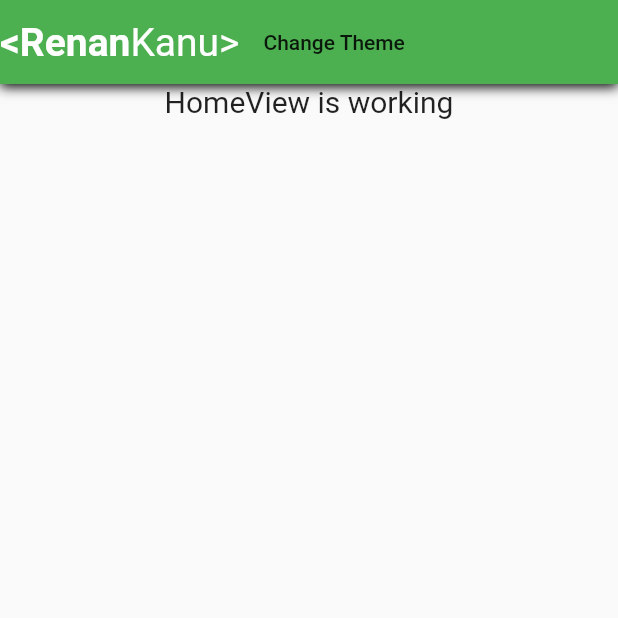
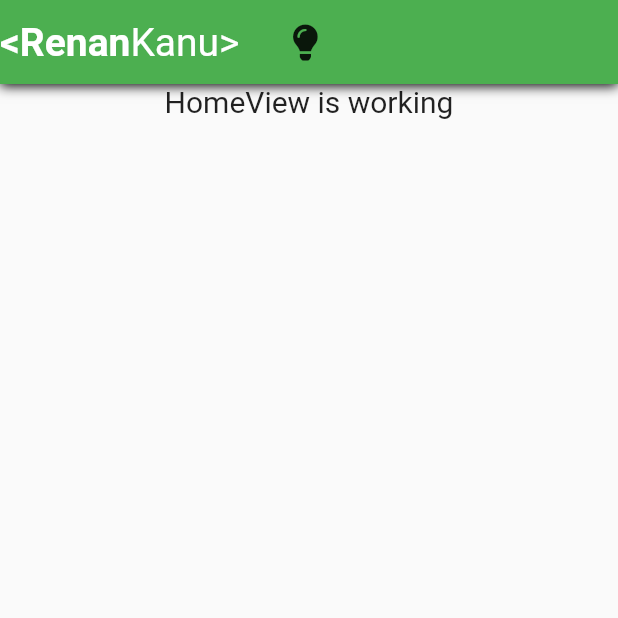
Before and after one commit to renankanu/me, a Flutter app: the screen it shows after launch, on a phone screen of 412 x 824 dp, the top half of it. Run offline on Flutter 3.47's test engine with Material 2 defaults, Android fonts, the phone set to English and light mode, and no system bars; our stand-ins replace font_awesome_flutter, get, url_strategy.

Commit message:
add buttom for change theme

```diff
--- a/lib/app/widgets/custom_app_bar.dart
+++ b/lib/app/widgets/custom_app_bar.dart
@@ -1,6 +1,6 @@
 import 'package:flutter/material.dart';
+import 'package:font_awesome_flutter/font_awesome_flutter.dart';
 import 'package:get/get.dart';
-import 'package:me/app/theme/themes.dart';
 
 class CustomAppBar extends StatelessWidget {
   const CustomAppBar({Key? key}) : super(key: key);
@@ -15,7 +15,7 @@ class CustomAppBar extends StatelessWidget {
         boxShadow: [
           BoxShadow(
             color: Colors.black,
-            offset: Offset(0.0, 2.0),
+            offset: Offset(0.0, 1.0),
             blurRadius: 6.0,
           )
         ],
@@ -47,7 +47,11 @@ class CustomAppBar extends StatelessWidget {
                 Get.isDarkMode ? ThemeMode.light : ThemeMode.dark,
               );
             },
-            child: Text('Change Theme'),
+            child: FaIcon(
+              Get.isDarkMode
+                  ? FontAwesomeIcons.lightbulb
+                  : FontAwesomeIcons.solidLightbulb,
+            ),
           )
         ],
       ),
--- a/pubspec.yaml
+++ b/pubspec.yaml
@@ -9,6 +9,7 @@ dependencies:
   flutter:
     sdk: flutter
   cupertino_icons: ^1.0.2
+  font_awesome_flutter: ^9.1.0
   get: 4.1.4
   url_strategy: ^0.2.0
 
```
Also changed, not shown: pubspec.lock.
